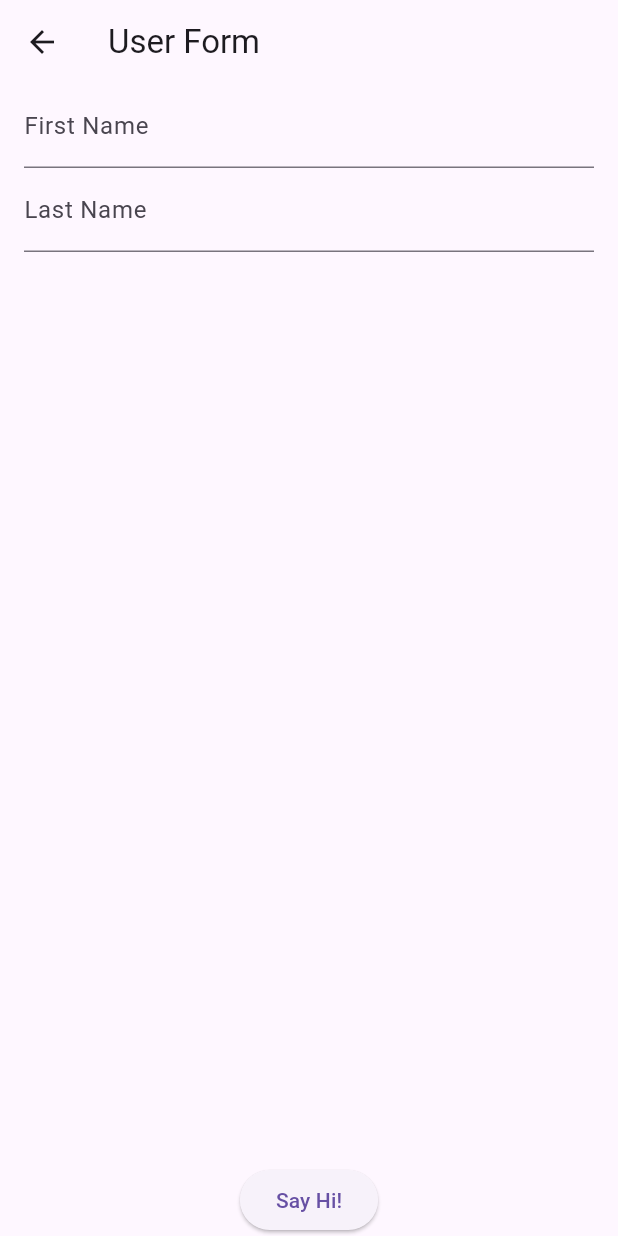
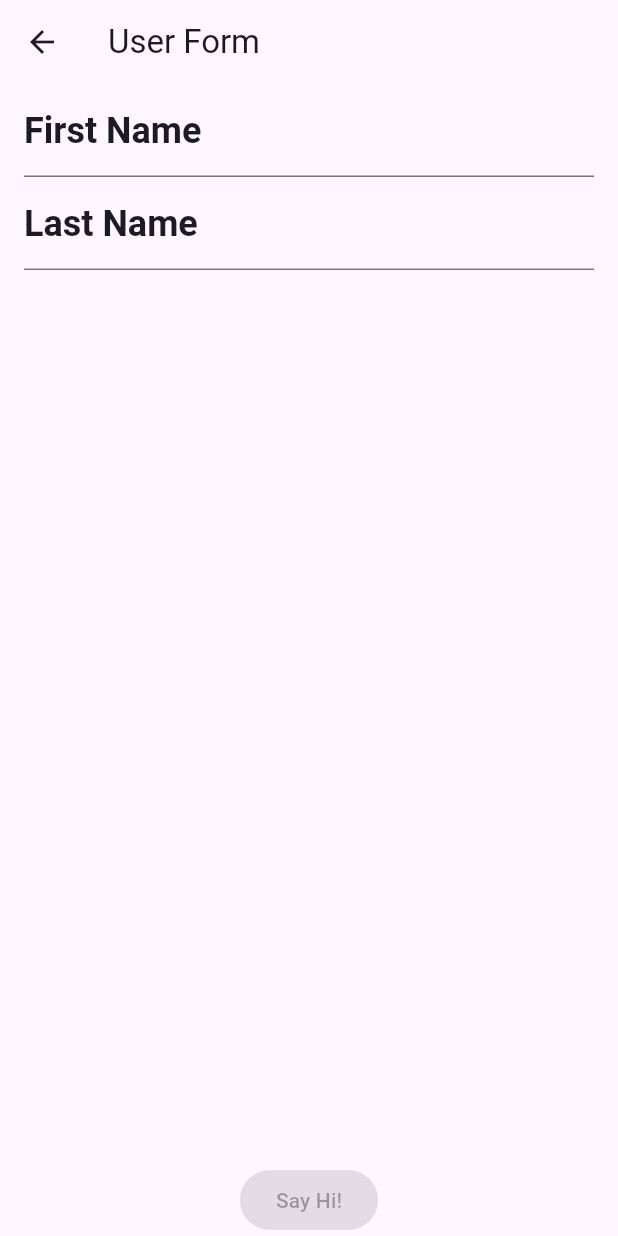
Before and after one commit to dronn1kDev/dex_course_project, a Flutter app: the screen it shows after launch, after a tap on "User Form", on a phone screen of 412 x 824 dp. Run offline on Flutter 3.47's test engine with Material 2 defaults, Android fonts, the phone set to English and light mode, and no system bars; our stand-ins replace bloc, flutter_bloc, flutter_svg.

```diff
--- a/analysis_options.yaml
+++ b/analysis_options.yaml
@@ -23,6 +23,7 @@ linter:
   # producing the lint.
   rules:
     avoid_print: false  # Uncomment to disable the `avoid_print` rule
+    directives_ordering: true
     # prefer_single_quotes: true  # Uncomment to enable the `prefer_single_quotes` rule
 
 # Additional information about this file can be found at
--- /dev/null
+++ b/lib/bloc/cube_position_bloc.dart
@@ -0,0 +1,44 @@
+import 'package:bloc/bloc.dart';
+import 'package:flutter/material.dart';
+
+class CubePositionState {
+  final int verticalAlignmentIndex;
+  final int horizontalAlignmentIndex;
+
+  CubePositionState({
+    required this.verticalAlignmentIndex,
+    required this.horizontalAlignmentIndex,
+  });
+}
+
+class CubePositionBloc extends Cubit<CubePositionState> {
+  final List<MainAxisAlignment> alignmentList = [
+    MainAxisAlignment.start,
+    MainAxisAlignment.center,
+    MainAxisAlignment.end,
+  ];
+
+  CubePositionBloc()
+      : super(CubePositionState(
+          horizontalAlignmentIndex: 1,
+          verticalAlignmentIndex: 1,
+        ));
+
+  MainAxisAlignment get currentVerticalAlignment =>
+      alignmentList[state.verticalAlignmentIndex];
+  MainAxisAlignment get currentHorizontalAlignment =>
+      alignmentList[state.horizontalAlignmentIndex];
+
+  bool get isPossibleToMoveTop => state.verticalAlignmentIndex > 0;
+  bool get isPossibleToMoveBottom => state.verticalAlignmentIndex < 2;
+
+  void moveTop() => emit(CubePositionState(
+        horizontalAlignmentIndex: state.horizontalAlignmentIndex,
+        verticalAlignmentIndex: state.verticalAlignmentIndex - 1,
+      ));
+
+  void moveBottom() => emit(CubePositionState(
+        horizontalAlignmentIndex: state.horizontalAlignmentIndex,
+        verticalAlignmentIndex: state.verticalAlignmentIndex + 1,
+      ));
+}
--- /dev/null
+++ b/lib/core/presentation/app_filled_button.dart
@@ -0,0 +1,24 @@
+import 'package:flutter/material.dart';
+
+class AppFilledButton extends StatelessWidget {
+  final void Function()? onPressed;
+
+  final Widget? child;
+
+  const AppFilledButton({
+    super.key,
+    this.onPressed,
+    this.child,
+  });
+
+  @override
+  Widget build(BuildContext context) {
+    return FilledButton(
+      onPressed: onPressed,
+      style: FilledButton.styleFrom(
+        backgroundColor: Theme.of(context).colorScheme.primary,
+      ),
+      child: child,
+    );
+  }
+}
--- /dev/null
+++ b/lib/core/presentation/app_text_field.dart
@@ -0,0 +1,29 @@
+import 'package:flutter/material.dart';
+
+class AppTextField extends StatelessWidget {
+  final String labelText;
+  final TextEditingController controller;
+  final TextInputType? keyboardType;
+  final Widget? prefixIcon;
+
+  const AppTextField({
+    super.key,
+    required this.labelText,
+    required this.controller,
+    this.keyboardType,
+    this.prefixIcon,
+  });
+
+  @override
+  Widget build(BuildContext context) {
+    return TextField(
+      controller: controller,
+      keyboardType: keyboardType,
+      decoration: InputDecoration(
+        labelText: labelText,
+        labelStyle: Theme.of(context).textTheme.headlineMedium,
+        prefixIcon: prefixIcon,
+      ),
+    );
+  }
+}
--- a/lib/main.dart
+++ b/lib/main.dart
@@ -1,4 +1,5 @@
 import 'package:dex_course_temp/routing.dart';
+import 'package:dex_course_temp/theme/theme_data.dart';
 import 'package:flutter/material.dart';
 
 void main() {
@@ -14,25 +15,7 @@ class MyApp extends StatelessWidget {
       // home work #3
       title: 'Flutter Demo',
 
-      theme: ThemeData(
-        useMaterial3: true,
-        primarySwatch: Colors.purple,
-        filledButtonTheme: FilledButtonThemeData(
-          style: FilledButton.styleFrom(
-            padding: const EdgeInsets.all(8),
-          ),
-        ),
-        textTheme: const TextTheme(
-          headlineMedium: TextStyle(
-            fontSize: 24,
-            fontWeight: FontWeight.w700,
-          ),
-          bodyMedium: TextStyle(
-            fontSize: 14,
-            fontWeight: FontWeight.w400,
-          ),
-        ),
-      ),
+      theme: themeData,
       routes: AppRouterConfig.routeList,
       initialRoute: AppRouteList.menu,
     );
--- a/lib/menu_screen.dart
+++ b/lib/menu_screen.dart
@@ -1,3 +1,4 @@
+import 'package:dex_course_temp/core/presentation/app_filled_button.dart';
 import 'package:dex_course_temp/routing.dart';
 import 'package:flutter/material.dart';
 
@@ -14,7 +15,7 @@ class MenuScreen extends StatelessWidget {
         child: Column(
           mainAxisAlignment: MainAxisAlignment.center,
           children: [
-            FilledButton(
+            AppFilledButton(
               onPressed: () => _goToCube(context),
               child: const Text('Cube'),
             ),
@@ -22,6 +23,12 @@ class MenuScreen extends StatelessWidget {
             FilledButton(
               onPressed: () => _goToUserForm(context),
               child: const Text('User Form'),
+            ),
+            const SizedBox(height: 8),
+            FilledButton(
+              onPressed: () =>
+                  Navigator.of(context).pushNamed(AppRouteList.authPage),
+              child: const Text('Auth'),
             ),
           ],
         ),
--- a/lib/routing.dart
+++ b/lib/routing.dart
@@ -1,17 +1,25 @@
+import 'package:dex_course_temp/bloc/cube_position_bloc.dart';
 import 'package:dex_course_temp/cube_screen.dart';
+import 'package:dex_course_temp/features/auth/presentation/auth_page.dart';
 import 'package:dex_course_temp/menu_screen.dart';
 import 'package:dex_course_temp/user_form.dart';
+import 'package:flutter_bloc/flutter_bloc.dart';
 
 abstract class AppRouteList {
   static const menu = '/menu';
   static const cube = '/menu/cube';
   static const userForm = '/menu/user-form';
+  static const authPage = '/auth';
 }
 
 abstract class AppRouterConfig {
   static final routeList = {
     AppRouteList.menu: (context) => const MenuScreen(),
-    AppRouteList.cube: (context) => const CubeScreen(),
-    AppRouteList.userForm: (context) => UserFormScreen(),
+    AppRouteList.cube: (context) => BlocProvider(
+          create: (context) => CubePositionBloc(),
+          child: const CubeScreen(),
+        ),
+    AppRouteList.userForm: (context) => const UserFormScreen(),
+    AppRouteList.authPage: (context) => const AuthPage(),
   };
 }
--- /dev/null
+++ b/lib/theme/color_collection.dart
@@ -0,0 +1,6 @@
+import 'package:flutter/material.dart';
+
+abstract class ColorCollection {
+  static const primary = Color(0xFFDF3A76);
+  static const onPrimary = Colors.white;
+}
--- /dev/null
+++ b/lib/theme/svg_collection.dart
@@ -0,0 +1,3 @@
+abstract class SvgCollection {
+  static const phoneNumber = 'assets/svg/phone_number.svg';
+}
--- /dev/null
+++ b/lib/theme/theme_data.dart
@@ -0,0 +1,46 @@
+import 'package:flutter/material.dart';
+
+final themeData = ThemeData(
+  useMaterial3: true,
+  primarySwatch: Colors.purple,
+  // inpu
+  // colorScheme: ColorScheme(
+  //   brightness: brightness,
+  //   primary: ColorCollection.primary,
+  //   onPrimary: ColorCollection.onPrimary,
+  //   secondary: secondary,
+  //   onSecondary: onSecondary,
+  //   error: error,
+  //   onError: onError,
+  //   background: background,
+  //   onBackground: onBackground,
+  //   surface: surface,
+  //   onSurface: onSurface,
+  // ),
+  inputDecorationTheme: const InputDecorationTheme(
+    labelStyle: TextStyle(
+      fontSize: 34,
+      fontWeight: FontWeight.w400,
+    ),
+  ),
+  filledButtonTheme: FilledButtonThemeData(
+    style: FilledButton.styleFrom(
+      backgroundColor: Colors.black,
+      // foregroundColor: ColorCollection.primary,
+    ),
+  ),
+  textTheme: const TextTheme(
+    headlineMedium: TextStyle(
+      fontSize: 24,
+      fontWeight: FontWeight.w700,
+    ),
+    bodyMedium: TextStyle(
+      fontSize: 14,
+      fontWeight: FontWeight.w400,
+    ),
+    bodySmall: TextStyle(
+      fontSize: 12,
+      fontWeight: FontWeight.w400,
+    ),
+  ),
+);
--- a/lib/user_form.dart
+++ b/lib/user_form.dart
@@ -1,11 +1,37 @@
+import 'package:dex_course_temp/core/presentation/app_filled_button.dart';
+import 'package:dex_course_temp/core/presentation/app_text_field.dart';
 import 'package:flutter/material.dart';
 
-class UserFormScreen extends StatelessWidget {
+class UserFormScreen extends StatefulWidget {
+  const UserFormScreen({super.key});
+
+  @override
+  State<UserFormScreen> createState() => _UserFormScreenState();
+}
+
+class _UserFormScreenState extends State<UserFormScreen> {
   final firstNameTextCtrl = TextEditingController();
 
   final lastNameTextCtrl = TextEditingController();
 
-  UserFormScreen({super.key});
+  final isPossibleToSayHi = ValueNotifier(false);
+
+  @override
+  void initState() {
+    super.initState();
+    firstNameTextCtrl.addListener(_controllersTextListener);
+    lastNameTextCtrl.addListener(_controllersTextListener);
+  }
+
+  @override
+  void dispose() {
+    firstNameTextCtrl.removeListener(_controllersTextListener);
+    lastNameTextCtrl.removeListener(_controllersTextListener);
+    super.dispose();
+  }
+
+  void _controllersTextListener() => isPossibleToSayHi.value =
+      firstNameTextCtrl.text.isNotEmpty && lastNameTextCtrl.text.isNotEmpty;
 
   @override
   Widget build(BuildContext context) {
@@ -19,17 +45,13 @@ class UserFormScreen extends StatelessWidget {
             padding: const EdgeInsets.symmetric(horizontal: 16),
             sliver: SliverList(
               delegate: SliverChildListDelegate([
-                TextField(
+                AppTextField(
+                  labelText: 'First Name',
                   controller: firstNameTextCtrl,
-                  decoration: const InputDecoration(
-                    labelText: 'First Name',
-                  ),
                 ),
-                TextField(
+                AppTextField(
+                  labelText: 'Last Name',
                   controller: lastNameTextCtrl,
-                  decoration: const InputDecoration(
-                    labelText: 'Last Name',
-                  ),
                 ),
               ]),
             ),
@@ -43,9 +65,12 @@ class UserFormScreen extends StatelessWidget {
                 mainAxisAlignment: MainAxisAlignment.start,
                 verticalDirection: VerticalDirection.up,
                 children: [
-                  ElevatedButton(
-                    onPressed: () => _showHelloMessage(context),
-                    child: const Text('Say Hi!'),
+                  ValueListenableBuilder(
+                    valueListenable: isPossibleToSayHi,
+                    builder: (context, value, child) => AppFilledButton(
+                      onPressed: _sayHiCallback(context),
+                      child: const Text('Say Hi!'),
+                    ),
                   ),
                 ],
               ),
@@ -81,4 +106,7 @@ class UserFormScreen extends StatelessWidget {
       ),
     );
   }
+
+  void Function()? _sayHiCallback(BuildContext context) =>
+      isPossibleToSayHi.value ? () => _showHelloMessage(context) : null;
 }
```
Also changed, not shown: lib/cube_screen.dart (+26 -26 lines), lib/features/auth/presentation/auth_page.dart (added, +139 -0 lines), lib/features/auth/presentation/widget/register_tab_view.dart (added, +35 -0 lines), pubspec.yaml (+10 -3 lines), assets/image/2.0x/logo.png (added), assets/image/4.0x/logo.png (added), assets/image/logo.png (added), assets/svg/phone_number.svg (added), pubspec.lock.
